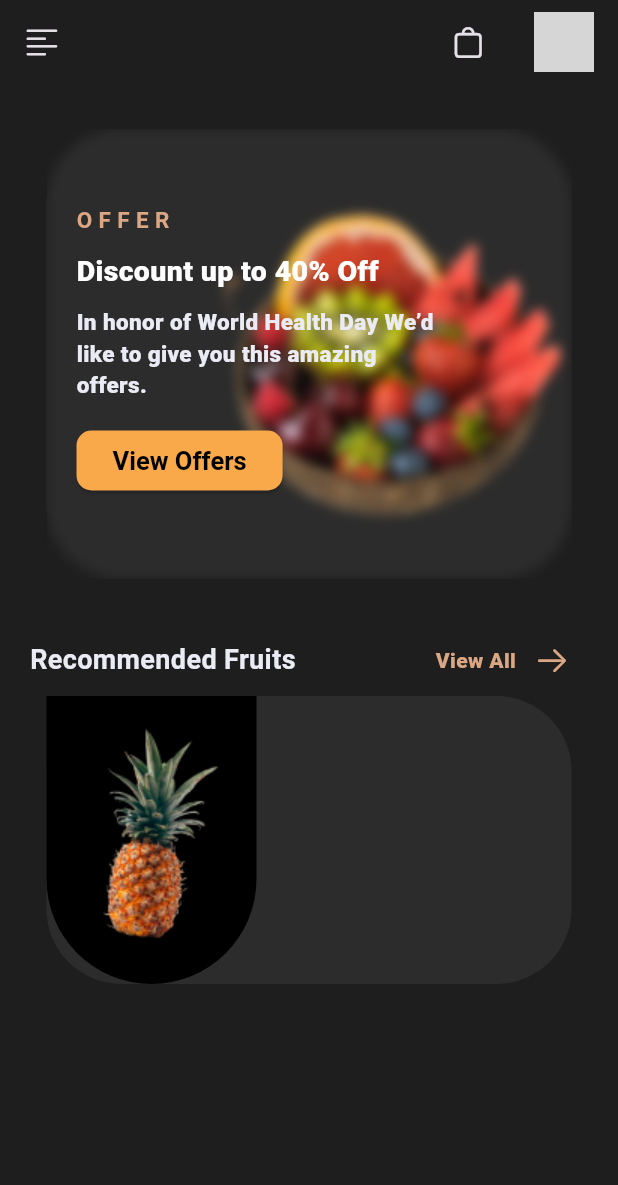
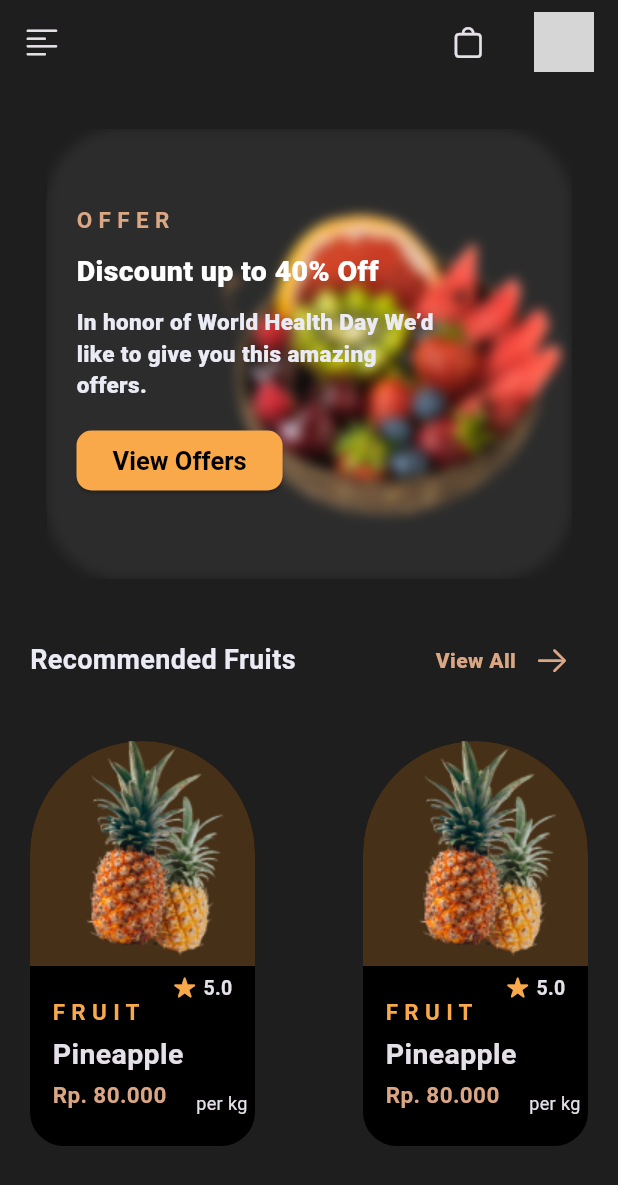
Before and after one commit to universal-developer/Flutter-Fruit-App, a Flutter app: the screen it shows after launch, on a phone screen of 412 x 824 dp. Shown: the top 1185 px of the screen. Run offline on Flutter 3.47's test engine with Material 2 defaults, Android fonts, the phone set to English and light mode, and no system bars; grey boxes are pictures that could not be loaded.

Commit message:
Initial Comment

```diff
--- a/lib/colors.dart
+++ b/lib/colors.dart
@@ -6,3 +6,4 @@ const Color orangeColor = Color(0xffF9A94A);
 const Color lightGreyColor = Color.fromARGB(255, 235, 235, 245);
 const Color lightOrangeColor = Color(0xffDBA683);
 const Color redColor = Color(0xff482319);
+const Color productOrangeColor = Color(0xff463017);
--- a/lib/screens/home_screen.dart
+++ b/lib/screens/home_screen.dart
@@ -75,7 +75,11 @@ class _HomeScreenState extends State<HomeScreen> {
                   ),
                 ],
               ),
-              _product()
+              const SizedBox(height: 30),
+              Row(
+                mainAxisAlignment: MainAxisAlignment.spaceBetween,
+                children: [_product(), _product()],
+              ),
             ],
           ),
         ),
@@ -181,20 +185,102 @@ Widget _saleCard() {
 
 Widget _product() {
   return Container(
-    decoration: BoxDecoration(
-        borderRadius: BorderRadius.circular(50), color: greyColor),
-    width: 350,
+    decoration: const BoxDecoration(
+        borderRadius: BorderRadius.only(
+            topLeft: Radius.circular(100),
+            topRight: Radius.circular(100),
+            bottomRight: Radius.circular(30),
+            bottomLeft: Radius.circular(30)),
+        color: Colors.black),
+    height: 270,
+    width: 150,
     child: Stack(
       children: [
         Container(
-            decoration: const BoxDecoration(
-              color: Colors.black,
-              borderRadius: BorderRadius.only(
-                bottomLeft: Radius.circular(100),
-                bottomRight: Radius.circular(100),
+          decoration: const BoxDecoration(
+            color: productOrangeColor,
+            borderRadius: BorderRadius.only(
+              topLeft: Radius.circular(100),
+              topRight: Radius.circular(100),
+            ),
+          ),
+          height: 150,
+          width: 170,
+        ),
+        Container(
+          child: Positioned(
+            bottom: 100,
+            child: Image(
+              image: AssetImage('assets/pineapples.png'),
+            ),
+          ),
+        ),
+        Container(
+          child: Positioned(
+            top: 155,
+            right: 15,
+            child: Row(
+              children: [
+                const Icon(CupertinoIcons.star_fill,
+                    color: orangeColor, size: 15),
+                const SizedBox(width: 5),
+                Text('5.0',
+                    style: TextStyle(fontWeight: FontWeight.bold, fontSize: 13))
+              ],
+            ),
+          ),
+        ),
+        Container(
+          child: Positioned(
+            top: 170,
+            left: 15,
+            child: Text(
+              'F R U I T',
+              style: TextStyle(
+                fontSize: 15,
+                color: orangeColor,
+                fontWeight: FontWeight.bold,
               ),
             ),
-            child: Image(image: AssetImage("assets/pineapple.png"))),
+          ),
+        ),
+        Container(
+          child: Positioned(
+            top: 195,
+            left: 15,
+            child: Text(
+              'Pineapple',
+              style: TextStyle(fontWeight: FontWeight.bold, fontSize: 19),
+            ),
+          ),
+        ),
+        Container(
+          child: Positioned(
+            top: 225,
+            left: 15,
+            child: Text(
+              'Rp. 80.000',
+              style: TextStyle(
+                fontWeight: FontWeight.bold,
+                fontSize: 15,
+                color: lightOrangeColor,
+              ),
+            ),
+          ),
+        ),
+        Container(
+          child: Positioned(
+            top: 233,
+            right: 5,
+            child: Text(
+              'per kg',
+              style: TextStyle(
+                fontWeight: FontWeight.w400,
+                fontSize: 12,
+              ),
+            ),
+          ),
+        ),
       ],
     ),
   );
--- a/pubspec.yaml
+++ b/pubspec.yaml
@@ -59,9 +59,10 @@ flutter:
 
   # To add assets to your application, add an assets section, like this:
   assets:
+    - assets/fruits.png
     - assets/profile.png
     - assets/pineapple.png
-    - assets/fruits.png
+    - assets/pineapples.png
 
   # An image asset can refer to one or more resolution-specific "variants", see
   # https://flutter.dev/assets-and-images/#resolution-aware
```
Also changed, not shown: lib/components/product.dart (added, +122 -0 lines), assets/pineapples.png (added).
